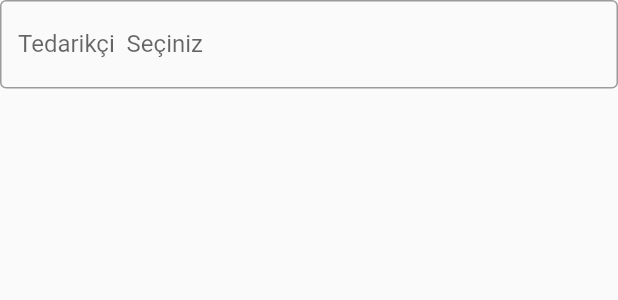
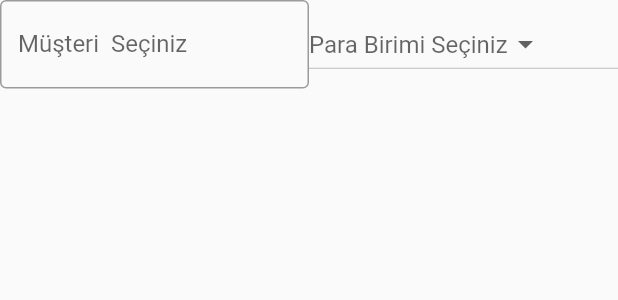
Before and after one commit to gokgorkem/on_muhasebe_ypy, a Flutter app: the YeniFaturaSatislarBody widget shown alone on an empty page, opened directly, on a phone screen of 412 x 824 dp. Shown: the top 300 px of the screen. Run offline on Flutter 3.47's test engine with Material 2 defaults, Android fonts, the phone set to English and light mode, and no system bars; our stand-ins replace chopper, dartz, data_connection_checker, equatable, fl_chart, flutter_datetime_picker and 2 more; missing offline and left inert: shared_preferences_web.

Commit message:
Update yeni satıslar add combobox
Update yeni satıslar add combobox

```diff
--- a/lib/features/yeni_fatura_satislar/presentation/widgets/yeni_fatura_satislar_body.dart
+++ b/lib/features/yeni_fatura_satislar/presentation/widgets/yeni_fatura_satislar_body.dart
@@ -28,9 +28,30 @@ class _YeniFaturaSatislarBodyState extends State<YeniFaturaSatislarBody> {
                   //TODO changed to serch field
                   child: TextFormField(
                     decoration: InputDecoration(
-                      hintText: "Tedarikçi ",
-                      labelText: "Tedarikçi  Seçiniz",
+                      hintText: "Müşteri ",
+                      labelText: "Müşteri  Seçiniz",
                       border: OutlineInputBorder(),
+                    ),
+                  ),
+                ),
+                SizedBox(height: 10),
+                Expanded(
+                  child: Container(
+                    child: DropdownButton(
+                      hint: Text("Para Birimi Seçiniz"),
+                      items: [
+                        DropdownMenuItem(
+                          child: Text("Türk Lirası"),
+                          value: 1,
+                          onTap: () => null,
+                        ),
+                        DropdownMenuItem(
+                          child: Text("Dolar"),
+                          value: 2,
+                          onTap: () => null,
+                        ),
+                      ],
+                      onChanged: (value) => null,
                     ),
                   ),
                 ),
```
